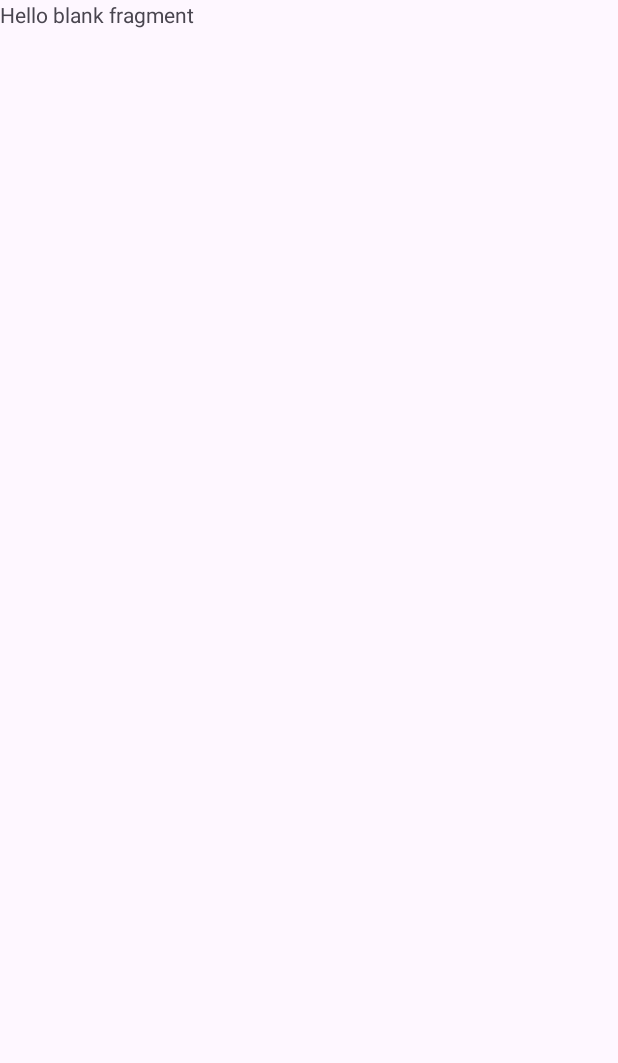
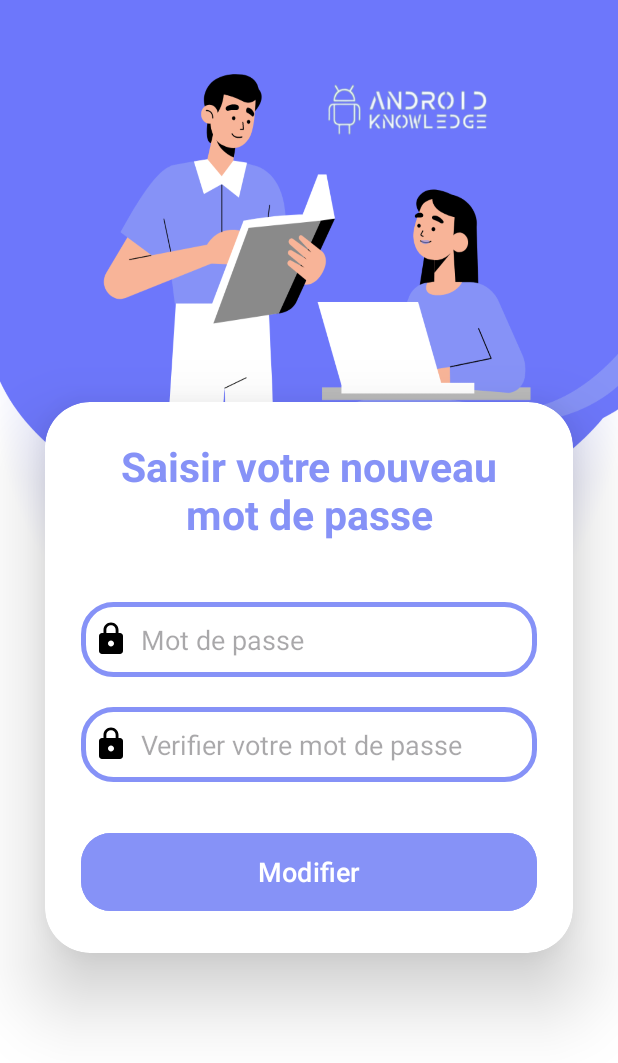
Before and after one commit to bensaltanahassan/news-app-kotlin, an Android app: the changePasswordFragment screen opened through its navigation route, on a phone screen of 412 x 824 dp. Before the commit the part shown is almost empty. Shown: the top 1063 px of the screen. Run offline under Robolectric (Android 15) with nearby library versions, the phone set to English and light mode, and no system bars.

Commit message:
change password fragment commit

```diff
--- a/app/src/main/res/layout/fragment_change_password.xml
+++ b/app/src/main/res/layout/fragment_change_password.xml
@@ -1,14 +1,74 @@
 <?xml version="1.0" encoding="utf-8"?>
-<FrameLayout xmlns:android="http://schemas.android.com/apk/res/android"
+<LinearLayout xmlns:android="http://schemas.android.com/apk/res/android"
     xmlns:tools="http://schemas.android.com/tools"
     android:layout_width="match_parent"
     android:layout_height="match_parent"
-    tools:context=".changePasswordFragment">
+    xmlns:app="http://schemas.android.com/apk/res-auto"
+    tools:context=".changePasswordFragment"
+    android:orientation="vertical"
+    android:gravity="center"
+    android:paddingTop="80dp"
+    android:background="@drawable/loginbkg">
 
-    <!-- TODO: Update blank fragment layout -->
-    <TextView
+    <androidx.cardview.widget.CardView
         android:layout_width="match_parent"
-        android:layout_height="match_parent"
-        android:text="@string/hello_blank_fragment" />
+        android:layout_height="wrap_content"
+        android:layout_margin="30dp"
+        app:cardCornerRadius="30dp"
+        app:cardElevation="30dp"
+        android:background="@drawable/custom_edittext">
+        <LinearLayout
+            android:layout_width="match_parent"
+            android:layout_height="wrap_content"
+            android:orientation="vertical"
+            android:layout_gravity="center_horizontal"
+            android:padding="24dp">
+            <TextView
+                android:layout_width="match_parent"
+                android:layout_height="wrap_content"
+                android:text="Saisir votre nouveau mot de passe"
+                android:id="@+id/loginText"
+                android:textSize="27sp"
+                android:textAlignment="center"
+                android:textStyle="bold"
+                android:textColor="@color/purple"/>
 
-</FrameLayout>
+            <EditText
+                android:layout_width="match_parent"
+                android:layout_height="50dp"
+                android:id="@+id/password"
+                android:background="@drawable/custom_edittext"
+                android:drawableLeft="@drawable/baseline_lock_24"
+                android:drawablePadding="8dp"
+                android:hint="Mot de passe"
+                android:inputType="textPassword"
+                android:padding="8dp"
+                android:textColor="@color/black"
+                android:textColorHighlight="@color/cardview_dark_background"
+                android:layout_marginTop="40dp"/>
+            <EditText
+                android:layout_width="match_parent"
+                android:layout_height="50dp"
+                android:id="@+id/textVerifyPassword"
+                android:background="@drawable/custom_edittext"
+                android:drawableLeft="@drawable/baseline_lock_24"
+                android:drawablePadding="8dp"
+                android:hint="Verifier votre mot de passe"
+                android:padding="8dp"
+                android:inputType="textPassword"
+                android:textColor="@color/black"
+                android:textColorHighlight="@color/cardview_dark_background"
+                android:layout_marginTop="20dp"/>
+            <Button
+                android:layout_width="match_parent"
+                android:layout_height="60dp"
+                android:id="@+id/changePasswordButton"
+                android:text="Modifier"
+                android:textSize="18sp"
+                android:layout_marginTop="30dp"
+                android:backgroundTint="@color/purple"
+                app:cornerRadius = "20dp"/>
+        </LinearLayout>
+    </androidx.cardview.widget.CardView>
+
+</LinearLayout>
```
